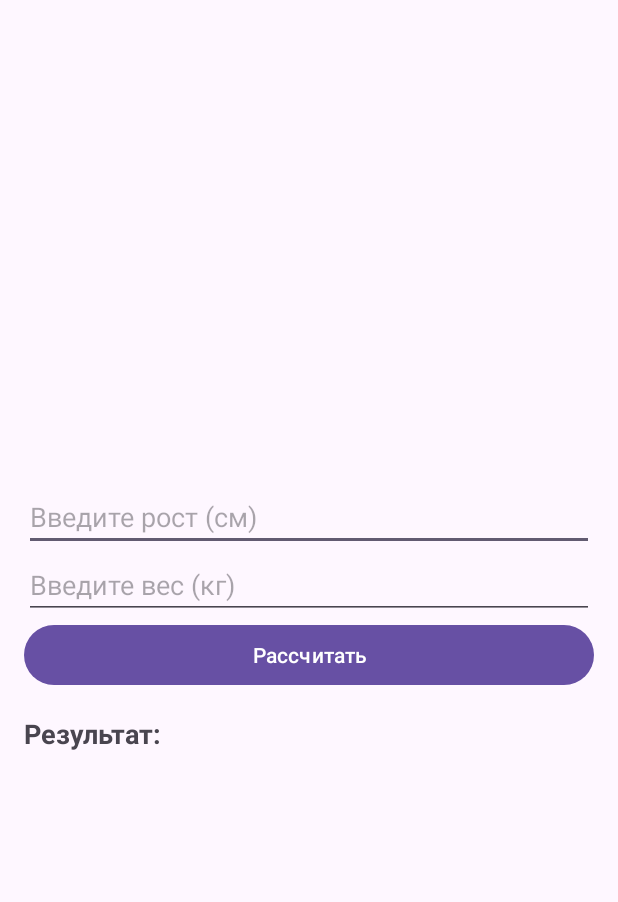
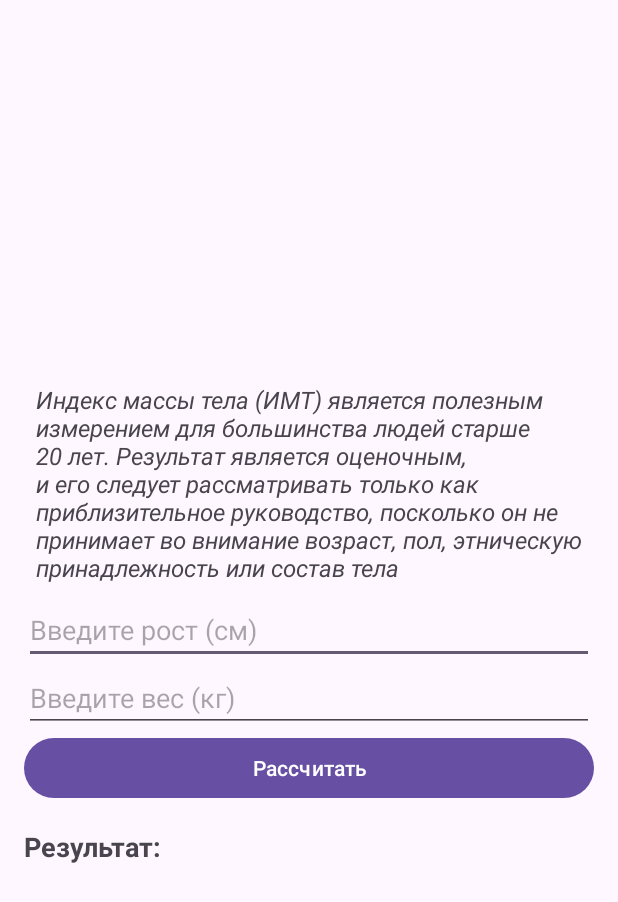
Before and after one commit to zzhalelov/body-mass-index-app, an Android app: the screen it shows after launch (MainActivity), on a phone screen of 412 x 824 dp. Shown: the top 902 px of the screen. Run offline under Robolectric (Android 15) with nearby library versions, the phone set to English and light mode, and no system bars.

Commit message:
Modify description of app

```diff
--- a/app/src/main/res/layout/activity_main.xml
+++ b/app/src/main/res/layout/activity_main.xml
@@ -9,6 +9,15 @@
     android:orientation="vertical"
     android:padding="16dp"
     tools:context=".MainActivity">
+
+    <TextView
+        android:id="@+id/textViewInfo"
+        android:layout_width="wrap_content"
+        android:layout_height="wrap_content"
+        android:padding="8dp"
+        android:text="Индекс массы тела (ИМТ) является полезным измерением для большинства людей старше 20 лет. Результат является оценочным, и его следует рассматривать только как приблизительное руководство, посколько он не принимает во внимание возраст, пол, этническую принадлежность или состав тела"
+        android:textSize="16sp"
+        android:textStyle="italic" />
 
     <EditText
         android:id="@+id/editTextHeight"
```
